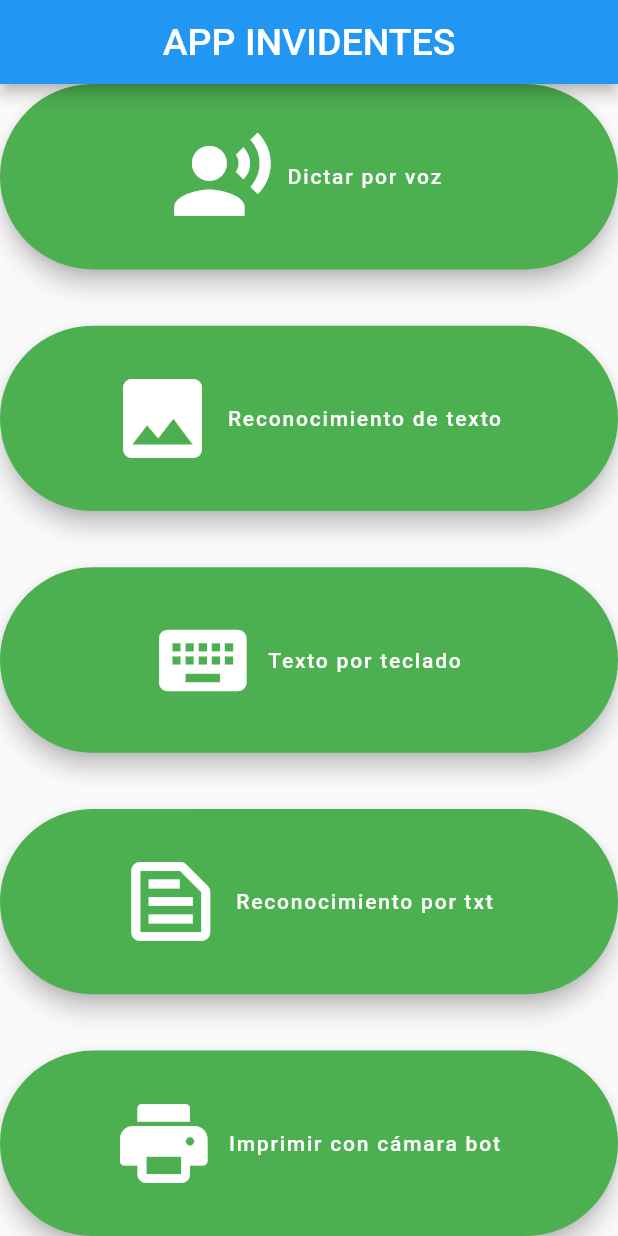
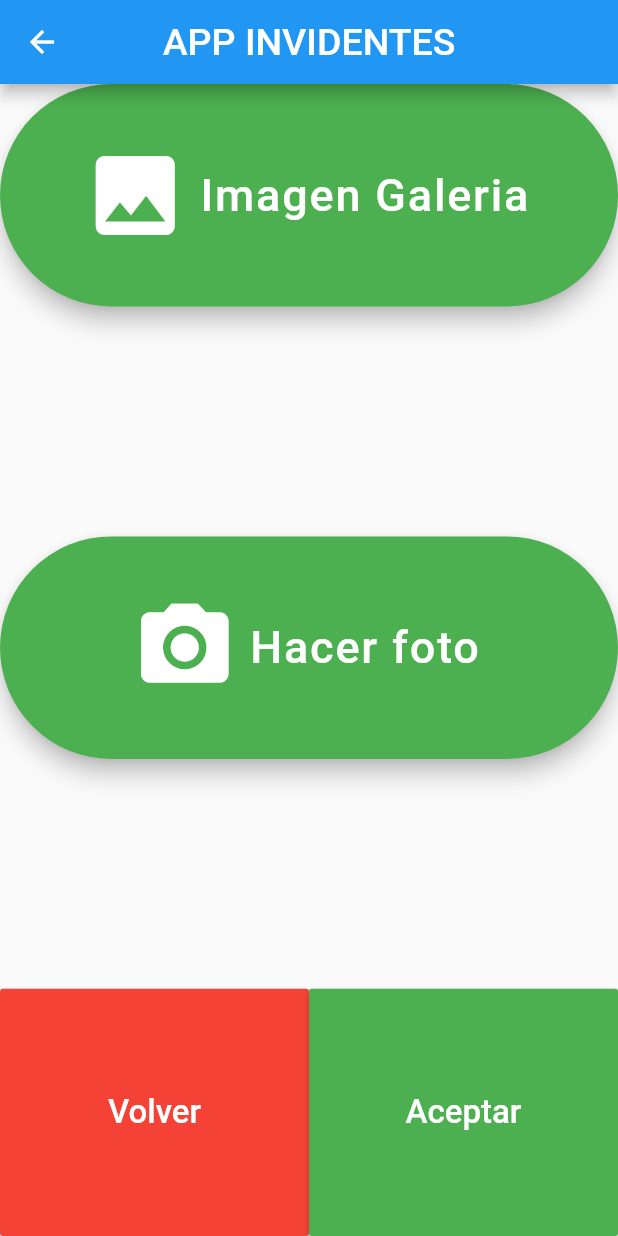
Before and after one commit to anbitto/SM_app_invidentes, a Flutter app: the screen it shows after launch, after a tap on "Reconocimiento de texto", on a phone screen of 412 x 824 dp. Run offline on Flutter 3.47's test engine with Material 2 defaults, Android fonts, the phone set to English and light mode, and no system bars; our stand-ins replace audioplayers, dots_indicator, file_picker, image_picker, open_file, permission_handler; missing offline and left inert: flutter_sound, google_ml_kit, google_speech; network calls fail; Roboto replaces fonts that are missing (Glacial Indifference); project files that could hold a hidden picture were left out.

Commit message:
Uncommenting code and final changes

```diff
--- a/lib/imagen.dart
+++ b/lib/imagen.dart
@@ -1,173 +1,172 @@
-// import 'dart:async';
-// import 'dart:convert';
-// import 'dart:math';
-// import 'package:flutter/material.dart';
-// import 'package:google_ml_kit/google_ml_kit.dart';
+import 'dart:async';
+import 'dart:convert';
+import 'dart:math';
+import 'package:flutter/material.dart';
+import 'package:google_ml_kit/google_ml_kit.dart';
 
-// import 'package:sm_app_invidente/main.dart';
-// import 'package:sm_app_invidente/preview.dart';
-// import 'package:file_picker/file_picker.dart';
-// import 'package:image_picker/image_picker.dart';
-// import 'package:open_file/open_file.dart';
-// import 'package:sm_app_invidente/globals.dart' as globals;
+import 'package:sm_app_invidente/main.dart';
+import 'package:sm_app_invidente/preview.dart';
+import 'package:file_picker/file_picker.dart';
+import 'package:image_picker/image_picker.dart';
+import 'package:open_file/open_file.dart';
+import 'package:sm_app_invidente/globals.dart' as globals;
 
-// class imagen extends StatefulWidget {
-//   @override
-//   _imagenState createState() => _imagenState();
-// }
+class imagen extends StatefulWidget {
+  @override
+  _imagenState createState() => _imagenState();
+}
 
-// class _imagenState extends State<imagen> {
-//   PickedFile? imageFile = null;
+class _imagenState extends State<imagen> {
+  PickedFile? imageFile = null;
 
+  //Función para recoger la imagen de la galeria o de la camara
+  void getImage(ImageSource source) async {
+    try {
+      final pickedImage = await ImagePicker().pickImage(source: source);
+      if (pickedImage != null) {
+        globals.textScanning = true;
+        //imageFile = pickedImage;
+        getRecognisedText(pickedImage);
+      }
+    } catch (e) {
+      globals.textScanning = false;
+      imageFile = null;
+      globals.resultadoTexto = "Error al escanear";
+    }
+  }
 
-//   //Función para recoger la imagen de la galeria o de la camara
-//   void getImage(ImageSource source) async {
-//     try {
-//       final pickedImage = await ImagePicker().pickImage(source: source);
-//       if (pickedImage != null) {
-//         globals.textScanning = true;
-//         //imageFile = pickedImage;
-//         getRecognisedText(pickedImage);
-//       }
-//     } catch (e) {
-//       globals.textScanning = false;
-//       imageFile = null;
-//       globals.resultadoTexto = "Error al escanear";
-//     }
-//   }
+  //Aquí llamamos a la API de reconocimiento de texto
+  //a la cual le mandamos la imagen seleccionada por el
+  //usuario o la foto que acaba de hacer
 
-//   //Aquí llamamos a la API de reconocimiento de texto
-//   //a la cual le mandamos la imagen seleccionada por el
-//   //usuario o la foto que acaba de hacer
+  //Nos guardamos el resultado final en nuestra variable
+  //resultado texto que enseñaremos en la siguiente pantalla
+  void getRecognisedText(XFile image) async {
+    final inputImage = InputImage.fromFilePath(image.path);
+    final textDetector = GoogleMlKit.vision.textDetector();
+    RecognisedText recognisedText = await textDetector.processImage(inputImage);
+    await textDetector.close();
+    globals.resultadoTexto = "";
+    for (TextBlock block in recognisedText.blocks) {
+      for (TextLine line in block.lines) {
+        globals.resultadoTexto = globals.resultadoTexto! + line.text + "\n";
+      }
+    }
+    globals.textScanning = false;
+  }
 
-//   //Nos guardamos el resultado final en nuestra variable
-//   //resultado texto que enseñaremos en la siguiente pantalla
-//   void getRecognisedText(XFile image) async {
-//     final inputImage = InputImage.fromFilePath(image.path);
-//     final textDetector = GoogleMlKit.vision.textDetector();
-//     RecognisedText recognisedText = await textDetector.processImage(inputImage);
-//     await textDetector.close();
-//     globals.resultadoTexto = "";
-//     for (TextBlock block in recognisedText.blocks) {
-//       for (TextLine line in block.lines) {
-//         globals.resultadoTexto = globals.resultadoTexto! + line.text + "\n";
-//       }
-//     }
-//     globals.textScanning = false;
-//   }
-
-//   //Pantalla de reconocimiento por imágenes
-//   @override
-//   Widget build(BuildContext context) {
-//     return Scaffold(
-//         appBar: AppBar(
-//           centerTitle: true,
-//           title: Text(
-//             'APP INVIDENTES',
-//             style:
-//                 TextStyle(fontSize: 25.0, fontFamily: 'Glacial Indifference'),
-//           ),
-//         ),
-//         body: Column(
-//             mainAxisAlignment: MainAxisAlignment.spaceBetween,
-//             children: [
-//               Row(
-//                 mainAxisAlignment: MainAxisAlignment.spaceAround,
-//                 children: [
-//                   SizedBox(
-//                     height: MediaQuery.of(context).size.height * 0.18,
-//                     width: MediaQuery.of(context).size.width * 1,
-//                     child: FloatingActionButton.extended(
-//                       heroTag: const Text('Imagen Galeria'),
-//                       label: const Text(
-//                         "Imagen Galeria",
-//                         style:
-//                             const TextStyle(color: Colors.white, fontSize: 30),
-//                       ),
-//                       foregroundColor: Colors.white,
-//                       backgroundColor: Colors.green,
-//                       icon: const Icon(
-//                         Icons.image,
-//                         size: 70.0,
-//                       ),
-//                       onPressed: () {
-//                         //_imagenGaleria(context);
-//                         getImage(ImageSource.gallery);
-//                       },
-//                     ),
-//                   ),
-//                 ],
-//               ),
-//               Row(
-//                 mainAxisAlignment: MainAxisAlignment.spaceAround,
-//                 children: [
-//                   SizedBox(
-//                     height: MediaQuery.of(context).size.height * 0.18,
-//                     width: MediaQuery.of(context).size.width * 1,
-//                     child: FloatingActionButton.extended(
-//                       heroTag: const Text('Hacer foto'),
-//                       label: const Text(
-//                         "Hacer foto",
-//                         style:
-//                             const TextStyle(color: Colors.white, fontSize: 30),
-//                       ),
-//                       foregroundColor: Colors.white,
-//                       backgroundColor: Colors.green,
-//                       icon: const Icon(
-//                         Icons.camera_alt,
-//                         size: 70.0,
-//                       ),
-//                       onPressed: () {
-//                         getImage(ImageSource.camera);
-//                       },
-//                     ),
-//                   ),
-//                 ],
-//               ),
-//               Row(
-//                 mainAxisAlignment: MainAxisAlignment.spaceAround,
-//                 children: [
-//                   ButtonTheme(
-//                     height: MediaQuery.of(context).size.height * 0.2,
-//                     minWidth: MediaQuery.of(context).size.width * 0.5,
-//                     child: RaisedButton(
-//                       disabledColor: Colors.grey,
-//                       color: Colors.red,
-//                       onPressed: () {
-//                         Navigator.of(context).push(
-//                           MaterialPageRoute<void>(
-//                             builder: (context) => MyApp(),
-//                           ),
-//                         );
-//                       },
-//                       child: const Text(
-//                         "Volver",
-//                         style:
-//                             const TextStyle(color: Colors.white, fontSize: 22),
-//                       ),
-//                     ),
-//                   ),
-//                   ButtonTheme(
-//                     height: MediaQuery.of(context).size.height * 0.2,
-//                     minWidth: MediaQuery.of(context).size.width * 0.5,
-//                     child: RaisedButton(
-//                       disabledColor: Colors.grey,
-//                       color: Colors.green,
-//                       onPressed: () {
-//                         Navigator.of(context).push(
-//                           MaterialPageRoute<void>(
-//                             builder: (context) => preview(),
-//                           ),
-//                         );
-//                       },
-//                       child: const Text(
-//                         "Aceptar",
-//                         style: TextStyle(color: Colors.white, fontSize: 22),
-//                       ),
-//                     ),
-//                   ),
-//                 ],
-//               ),
-//             ]));
-//   }
-// }
+  //Pantalla de reconocimiento por imágenes
+  @override
+  Widget build(BuildContext context) {
+    return Scaffold(
+        appBar: AppBar(
+          centerTitle: true,
+          title: Text(
+            'APP INVIDENTES',
+            style:
+                TextStyle(fontSize: 25.0, fontFamily: 'Glacial Indifference'),
+          ),
+        ),
+        body: Column(
+            mainAxisAlignment: MainAxisAlignment.spaceBetween,
+            children: [
+              Row(
+                mainAxisAlignment: MainAxisAlignment.spaceAround,
+                children: [
+                  SizedBox(
+                    height: MediaQuery.of(context).size.height * 0.18,
+                    width: MediaQuery.of(context).size.width * 1,
+                    child: FloatingActionButton.extended(
+                      heroTag: const Text('Imagen Galeria'),
+                      label: const Text(
+                        "Imagen Galeria",
+                        style:
+                            const TextStyle(color: Colors.white, fontSize: 30),
+                      ),
+                      foregroundColor: Colors.white,
+                      backgroundColor: Colors.green,
+                      icon: const Icon(
+                        Icons.image,
+                        size: 70.0,
+                      ),
+                      onPressed: () {
+                        //_imagenGaleria(context);
+                        getImage(ImageSource.gallery);
+                      },
+                    ),
+                  ),
+                ],
+              ),
+              Row(
+                mainAxisAlignment: MainAxisAlignment.spaceAround,
+                children: [
+                  SizedBox(
+                    height: MediaQuery.of(context).size.height * 0.18,
+                    width: MediaQuery.of(context).size.width * 1,
+                    child: FloatingActionButton.extended(
+                      heroTag: const Text('Hacer foto'),
+                      label: const Text(
+                        "Hacer foto",
+                        style:
+                            const TextStyle(color: Colors.white, fontSize: 30),
+                      ),
+                      foregroundColor: Colors.white,
+                      backgroundColor: Colors.green,
+                      icon: const Icon(
+                        Icons.camera_alt,
+                        size: 70.0,
+                      ),
+                      onPressed: () {
+                        getImage(ImageSource.camera);
+                      },
+                    ),
+                  ),
+                ],
+              ),
+              Row(
+                mainAxisAlignment: MainAxisAlignment.spaceAround,
+                children: [
+                  ButtonTheme(
+                    height: MediaQuery.of(context).size.height * 0.2,
+                    minWidth: MediaQuery.of(context).size.width * 0.5,
+                    child: RaisedButton(
+                      disabledColor: Colors.grey,
+                      color: Colors.red,
+                      onPressed: () {
+                        Navigator.of(context).push(
+                          MaterialPageRoute<void>(
+                            builder: (context) => MyApp(),
+                          ),
+                        );
+                      },
+                      child: const Text(
+                        "Volver",
+                        style:
+                            const TextStyle(color: Colors.white, fontSize: 22),
+                      ),
+                    ),
+                  ),
+                  ButtonTheme(
+                    height: MediaQuery.of(context).size.height * 0.2,
+                    minWidth: MediaQuery.of(context).size.width * 0.5,
+                    child: RaisedButton(
+                      disabledColor: Colors.grey,
+                      color: Colors.green,
+                      onPressed: () {
+                        Navigator.of(context).push(
+                          MaterialPageRoute<void>(
+                            builder: (context) => preview(),
+                          ),
+                        );
+                      },
+                      child: const Text(
+                        "Aceptar",
+                        style: TextStyle(color: Colors.white, fontSize: 22),
+                      ),
+                    ),
+                  ),
+                ],
+              ),
+            ]));
+  }
+}
--- a/lib/main.dart
+++ b/lib/main.dart
@@ -98,11 +98,11 @@ class _MyHomePageState extends State<MyHomePage> {
                     size: 70.0,
                   ),
                   onPressed: () {
-                    /*Navigator.of(context).push(
+                    Navigator.of(context).push(
                       MaterialPageRoute<void>(
                         builder: (context) => imagen(),
                       ),
-                    );*/
+                    );
                   },
                 ),
               ),
--- a/lib/toraspi.dart
+++ b/lib/toraspi.dart
@@ -13,6 +13,7 @@ import 'package:http/http.dart' as http;
 class raspi {
   String path = 'https://b9ae-84-78-249-140.eu.ngrok.io';
 
+  //Llamada para enviar el texto obtenido.
   void sendRaspi(String text) async {
     final response = await http.post(
       Uri.parse(path + '/print'),
@@ -32,6 +33,7 @@ class raspi {
     }
   }
 
+  //Llamada para obtener el texto escaneado con la cámara.
   void scanRaspi() async {
     final response = await http.get(
       Uri.parse(path + '/scan'),
@@ -48,6 +50,7 @@ class raspi {
     }
   }
 
+  //Llamada para enviar el texto introducido y obtener la traducción en braille.
   Future<String> transRaspi(String text) async {
     final response = await http.post(
       Uri.parse(path + '/translate'),
@@ -58,15 +61,12 @@ class raspi {
         'text': text,
       }),
     );
-    print(text);
 
     String res = "";
     if (response.statusCode == 200) {
       print("/translate");
       print("Response OK");
       res = response.body;
-      print(res);
-      print(res.runtimeType);
     } else {
       print(response.statusCode.toString());
       print(response.body.toString());
--- a/pubspec.yaml
+++ b/pubspec.yaml
@@ -36,7 +36,7 @@ dependencies:
   # The following adds the Cupertino Icons font to your application.
   # Use with the CupertinoIcons class for iOS style icons.
   cupertino_icons: ^1.0.2
-  # google_ml_kit: ^0.7.3
+  google_ml_kit: ^0.7.3
   image_picker: ^0.8.5
   http: ^0.13.4
   convert: ^3.0.1
```
Also changed, not shown: lib/braille.dart (+5 -5 lines), pubspec.lock.
